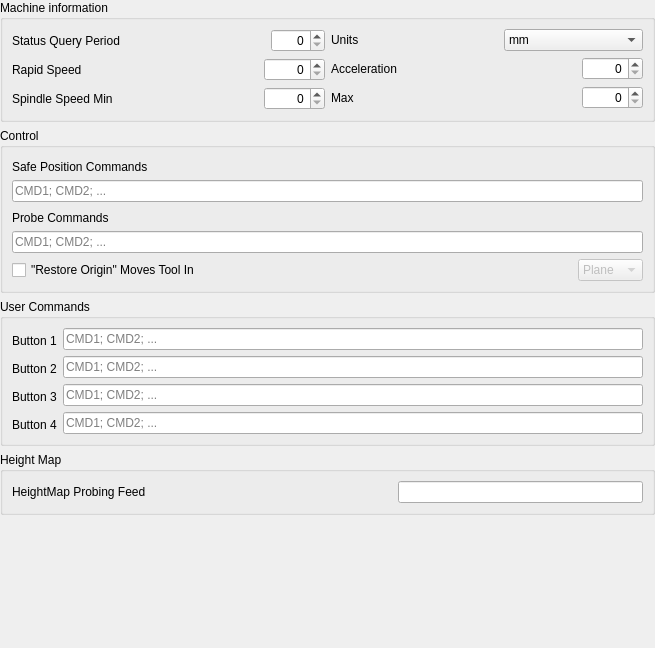
First picture: the form in View/Settings/MachineForm.ui, repository octronic-uk/Candle, before the edit.
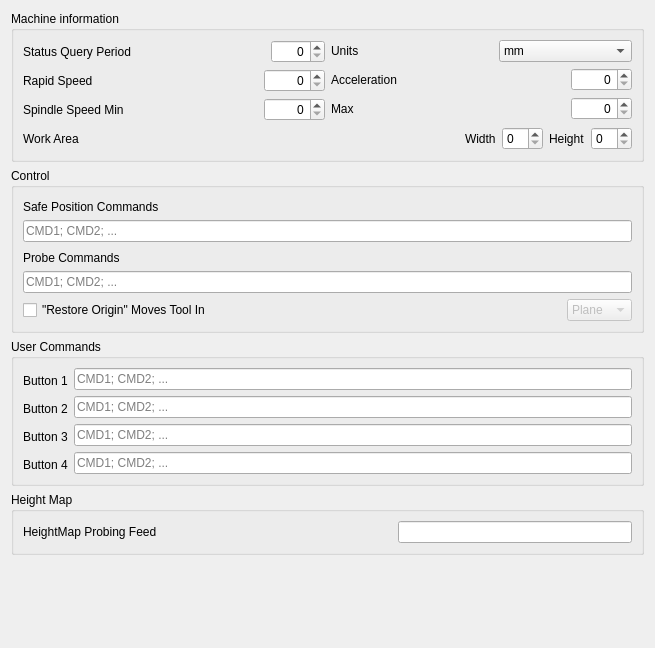
Second picture: the form after the edit.

Commit message: Work Area Support

```diff
--- a/View/Settings/MachineForm.ui
+++ b/View/Settings/MachineForm.ui
@@ -13,24 +13,14 @@
   <property name="windowTitle">
    <string>Form</string>
   </property>
-  <layout class="QVBoxLayout" name="verticalLayout">
-   <property name="leftMargin">
-    <number>0</number>
-   </property>
-   <property name="topMargin">
-    <number>0</number>
-   </property>
-   <property name="rightMargin">
-    <number>0</number>
-   </property>
-   <property name="bottomMargin">
-    <number>0</number>
-   </property>
+  <layout class="QVBoxLayout" name="verticalLayout_8">
    <item>
     <widget class="QGroupBox" name="grpGRBL">
      <property name="title">
       <string>Machine information</string>
      </property>
+     <layout class="QVBoxLayout" name="verticalLayout">
+      <item>
      <layout class="QHBoxLayout" name="horizontalLayout_13">
       <item>
        <layout class="QVBoxLayout" name="verticalLayout_7">
@@ -266,6 +256,52 @@
            </widget>
           </item>
          </layout>
+          </item>
+         </layout>
+        </item>
+       </layout>
+      </item>
+      <item>
+       <layout class="QHBoxLayout" name="horizontalLayout_14">
+        <item>
+         <widget class="QLabel" name="workAreaLabel">
+          <property name="text">
+           <string>Work Area</string>
+          </property>
+         </widget>
+        </item>
+        <item>
+         <spacer name="horizontalSpacer_9">
+          <property name="orientation">
+           <enum>Qt::Horizontal</enum>
+          </property>
+          <property name="sizeHint" stdset="0">
+           <size>
+            <width>40</width>
+            <height>20</height>
+           </size>
+          </property>
+         </spacer>
+        </item>
+        <item>
+         <widget class="QLabel" name="workAreaWidthLabel">
+          <property name="text">
+           <string>Width</string>
+          </property>
+         </widget>
+        </item>
+        <item>
+         <widget class="QSpinBox" name="workAreaWidthSpinBox"/>
+        </item>
+        <item>
+         <widget class="QLabel" name="workAreaHeightLabel">
+          <property name="text">
+           <string>Height</string>
+          </property>
+         </widget>
+        </item>
+        <item>
+         <widget class="QSpinBox" name="workAreaHeightSpinBox"/>
         </item>
        </layout>
       </item>
```
Lines whose indentation alone changed are shown as unchanged. The commit also changes 28 other files.
